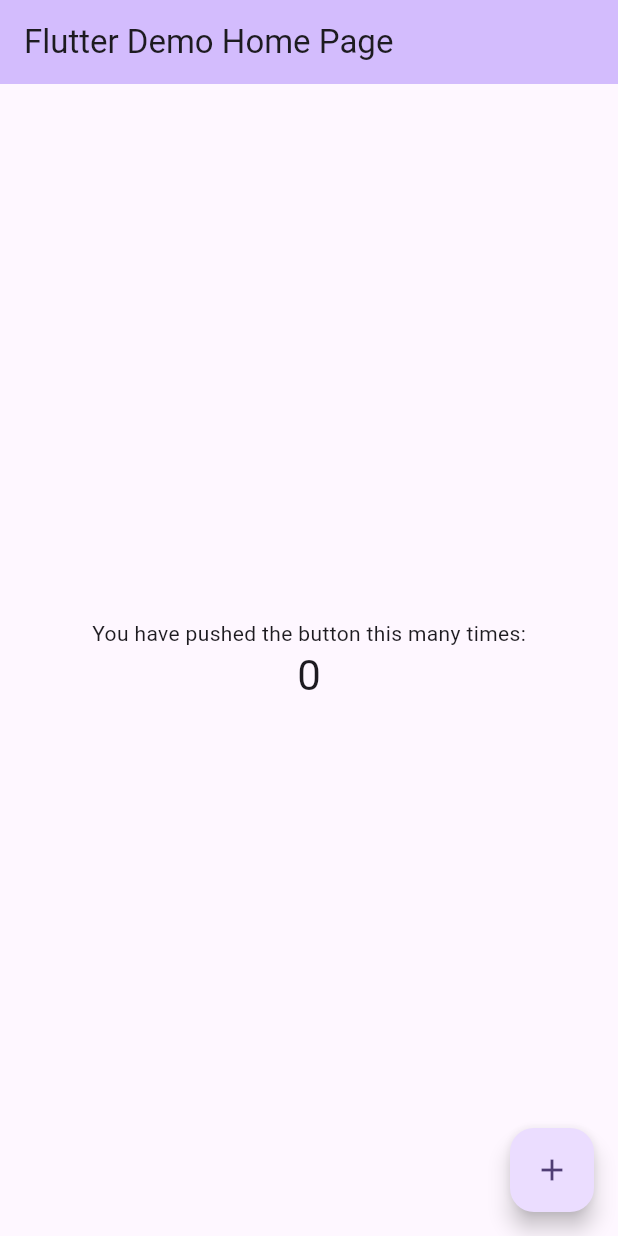
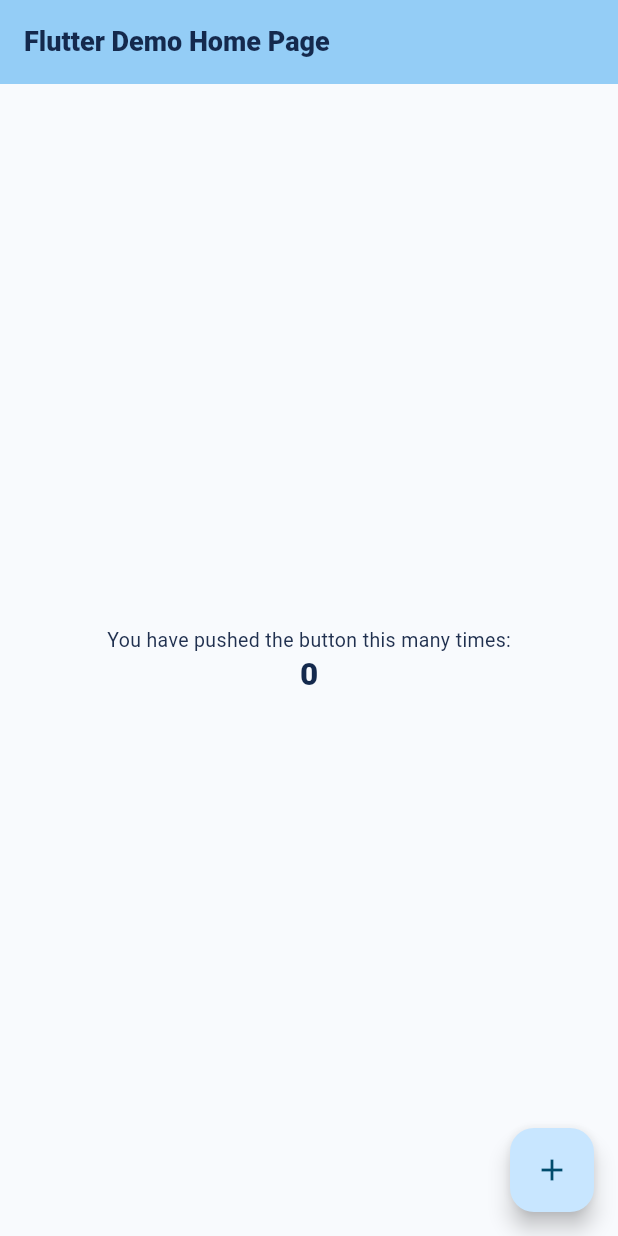
Before and after one commit to juliarichesky/descobrix-mobile, a Flutter app: the screen it shows after launch, on a phone screen of 412 x 824 dp. Run offline on Flutter 3.47's test engine with Material 3 defaults, Android fonts, the phone set to English and light mode, and no system bars.

Commit message:
style: implement Descobrix design system

```diff
--- a/lib/main.dart
+++ b/lib/main.dart
@@ -1,4 +1,6 @@
 import 'package:flutter/material.dart';
+
+import 'theme/app_theme.dart';
 
 void main() {
   runApp(const MyApp());
@@ -12,7 +14,8 @@ class MyApp extends StatelessWidget {
   Widget build(BuildContext context) {
     return MaterialApp(
       title: 'Flutter Demo',
-      theme: ThemeData(
+      theme: AppTheme.light,
+      /*
         // This is the theme of your application.
         //
         // TRY THIS: Try running your application with "flutter run". You'll see
@@ -29,7 +32,7 @@ class MyApp extends StatelessWidget {
         // This works for code too, not just values: Most code changes can be
         // tested with just a hot reload.
         colorScheme: .fromSeed(seedColor: Colors.deepPurple),
-      ),
+      ),*/
       home: const MyHomePage(title: 'Flutter Demo Home Page'),
     );
   }
--- /dev/null
+++ b/lib/theme/app_colors.dart
@@ -0,0 +1,46 @@
+import 'package:flutter/material.dart';
+
+/// Cores base extraídas da linguagem visual da referência do Descobrix.
+abstract final class AppColors {
+  static const navy = Color(0xFF14294D);
+  static const navySoft = Color(0xFF29446D);
+  static const ink = Color(0xFF20304F);
+  static const pink = Color(0xFFF45B95);
+  static const pinkLight = Color(0xFFFFDCE9);
+  static const pinkPale = Color(0xFFFFF1F6);
+  static const blue = Color(0xFF2D9BD5);
+  static const blueDeep = Color(0xFF1269A6);
+  static const blueLight = Color(0xFFDDF3FF);
+  static const bluePale = Color(0xFFF0F8FD);
+  static const aqua = Color(0xFFBDEAF4);
+  static const green = Color(0xFF5AAB72);
+  static const greenLight = Color(0xFFDFF2D9);
+  static const yellow = Color(0xFFFFC75A);
+  static const orange = Color(0xFFF18E4B);
+  static const purple = Color(0xFF8E79C7);
+  static const background = Color(0xFFF8FAFD);
+  static const surface = Color(0xFFFFFFFF);
+  static const surfaceMuted = Color(0xFFF2F5FA);
+  static const border = Color(0xFFD8E0EC);
+  static const borderStrong = Color(0xFFBECBDD);
+  static const textMuted = Color(0xFF71809B);
+  static const textDisabled = Color(0xFFAAB5C5);
+
+  static const discoveryGradient = LinearGradient(
+    begin: Alignment.topLeft,
+    end: Alignment.bottomRight,
+    colors: [Color(0xFFFFC7DC), Color(0xFFBFEAFF), Color(0xFF4FA6DE)],
+  );
+
+  static const oceanGradient = LinearGradient(
+    begin: Alignment.topCenter,
+    end: Alignment.bottomCenter,
+    colors: [Color(0xFFE9F8FF), Color(0xFFB9E6F5), Color(0xFF4C9FD6)],
+  );
+
+  static const primaryButtonGradient = LinearGradient(
+    begin: Alignment.centerLeft,
+    end: Alignment.centerRight,
+    colors: [Color(0xFFF45B95), Color(0xFFFF83B3)],
+  );
+}
--- /dev/null
+++ b/lib/theme/app_theme.dart
@@ -0,0 +1,123 @@
+import 'package:flutter/material.dart';
+
+import 'app_colors.dart';
+
+abstract final class AppTheme {
+  static ThemeData get light {
+    final colorScheme =
+        ColorScheme.fromSeed(
+          seedColor: AppColors.blue,
+          brightness: Brightness.light,
+        ).copyWith(
+          primary: AppColors.navy,
+          onPrimary: AppColors.surface,
+          secondary: AppColors.pink,
+          onSecondary: AppColors.surface,
+          surface: AppColors.surface,
+          onSurface: AppColors.ink,
+          outline: AppColors.border,
+        );
+
+    return ThemeData(
+      useMaterial3: true,
+      colorScheme: colorScheme,
+      scaffoldBackgroundColor: AppColors.background,
+      fontFamily: 'Roboto',
+      visualDensity: VisualDensity.standard,
+      appBarTheme: const AppBarTheme(
+        backgroundColor: AppColors.background,
+        foregroundColor: AppColors.navy,
+        elevation: 0,
+        centerTitle: false,
+        surfaceTintColor: Colors.transparent,
+      ),
+      cardTheme: CardThemeData(
+        color: AppColors.surface,
+        elevation: 0,
+        margin: EdgeInsets.zero,
+        shape: RoundedRectangleBorder(
+          borderRadius: BorderRadius.circular(20),
+          side: const BorderSide(color: AppColors.border),
+        ),
+      ),
+      elevatedButtonTheme: ElevatedButtonThemeData(
+        style: ElevatedButton.styleFrom(
+          backgroundColor: AppColors.navy,
+          foregroundColor: AppColors.surface,
+          elevation: 0,
+          minimumSize: const Size(0, 48),
+          padding: const EdgeInsets.symmetric(horizontal: 24, vertical: 14),
+          shape: RoundedRectangleBorder(
+            borderRadius: BorderRadius.circular(24),
+          ),
+          textStyle: const TextStyle(
+            fontSize: 14,
+            fontWeight: FontWeight.w700,
+            letterSpacing: 0.1,
+          ),
+        ),
+      ),
+      outlinedButtonTheme: OutlinedButtonThemeData(
+        style: OutlinedButton.styleFrom(
+          foregroundColor: AppColors.navy,
+          side: const BorderSide(color: AppColors.borderStrong),
+          minimumSize: const Size(0, 48),
+          padding: const EdgeInsets.symmetric(horizontal: 24, vertical: 14),
+          shape: RoundedRectangleBorder(
+            borderRadius: BorderRadius.circular(24),
+          ),
+          textStyle: const TextStyle(fontSize: 14, fontWeight: FontWeight.w700),
+        ),
+      ),
+      textTheme: const TextTheme(
+        displayLarge: TextStyle(
+          color: AppColors.navy,
+          fontSize: 34,
+          fontWeight: FontWeight.w800,
+          height: 1.1,
+        ),
+        headlineLarge: TextStyle(
+          color: AppColors.navy,
+          fontSize: 26,
+          fontWeight: FontWeight.w800,
+          height: 1.15,
+        ),
+        headlineMedium: TextStyle(
+          color: AppColors.navy,
+          fontSize: 21,
+          fontWeight: FontWeight.w800,
+          height: 1.2,
+        ),
+        titleLarge: TextStyle(
+          color: AppColors.navy,
+          fontSize: 18,
+          fontWeight: FontWeight.w800,
+          height: 1.2,
+        ),
+        titleMedium: TextStyle(
+          color: AppColors.navy,
+          fontSize: 15,
+          fontWeight: FontWeight.w700,
+          height: 1.25,
+        ),
+        bodyLarge: TextStyle(color: AppColors.ink, fontSize: 15, height: 1.4),
+        bodyMedium: TextStyle(color: AppColors.ink, fontSize: 13, height: 1.35),
+        bodySmall: TextStyle(
+          color: AppColors.textMuted,
+          fontSize: 11,
+          height: 1.35,
+        ),
+        labelLarge: TextStyle(
+          color: AppColors.navy,
+          fontSize: 12,
+          fontWeight: FontWeight.w700,
+        ),
+      ),
+      dividerTheme: const DividerThemeData(
+        color: AppColors.border,
+        thickness: 1,
+        space: 1,
+      ),
+    );
+  }
+}
```
Also changed, not shown: lib/widgets/app_button.dart (added, +76 -0 lines), lib/widgets/app_card.dart (added, +49 -0 lines).
